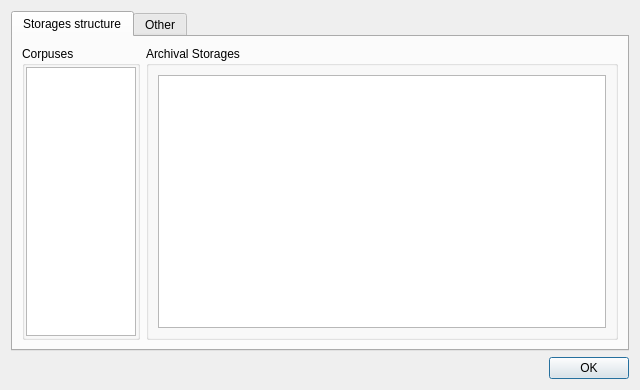
Qt form dialogs/paramdialog.ui (caxapyk/TPointer) before a commit.
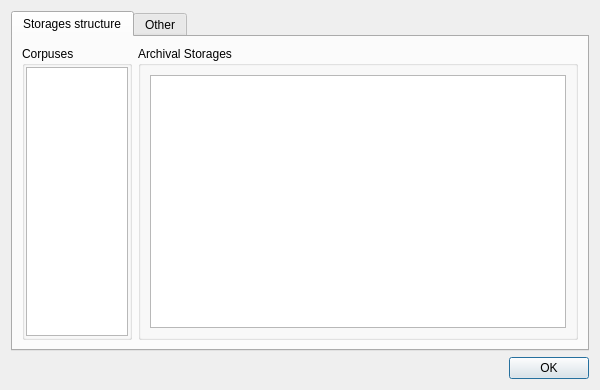
The same form after that commit. Icons and pictures are not drawn.

```diff
--- a/dialogs/paramdialog.ui
+++ b/dialogs/paramdialog.ui
@@ -9,7 +9,7 @@
    <rect>
     <x>0</x>
     <y>0</y>
-    <width>640</width>
+    <width>600</width>
     <height>390</height>
    </rect>
   </property>
```
